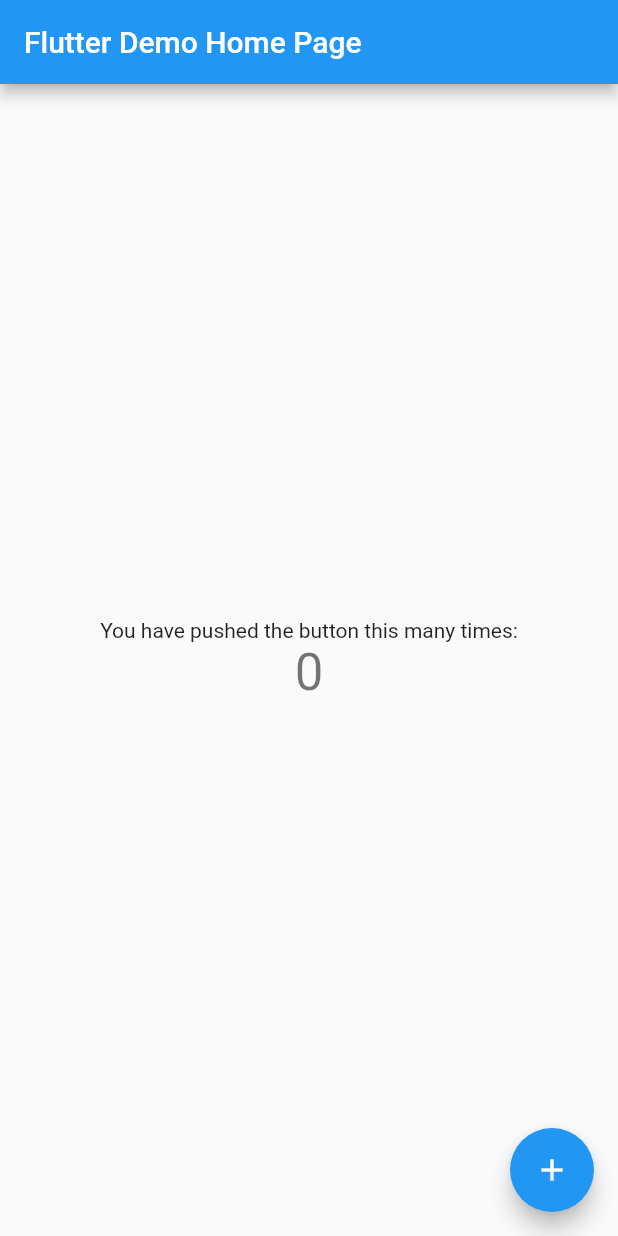
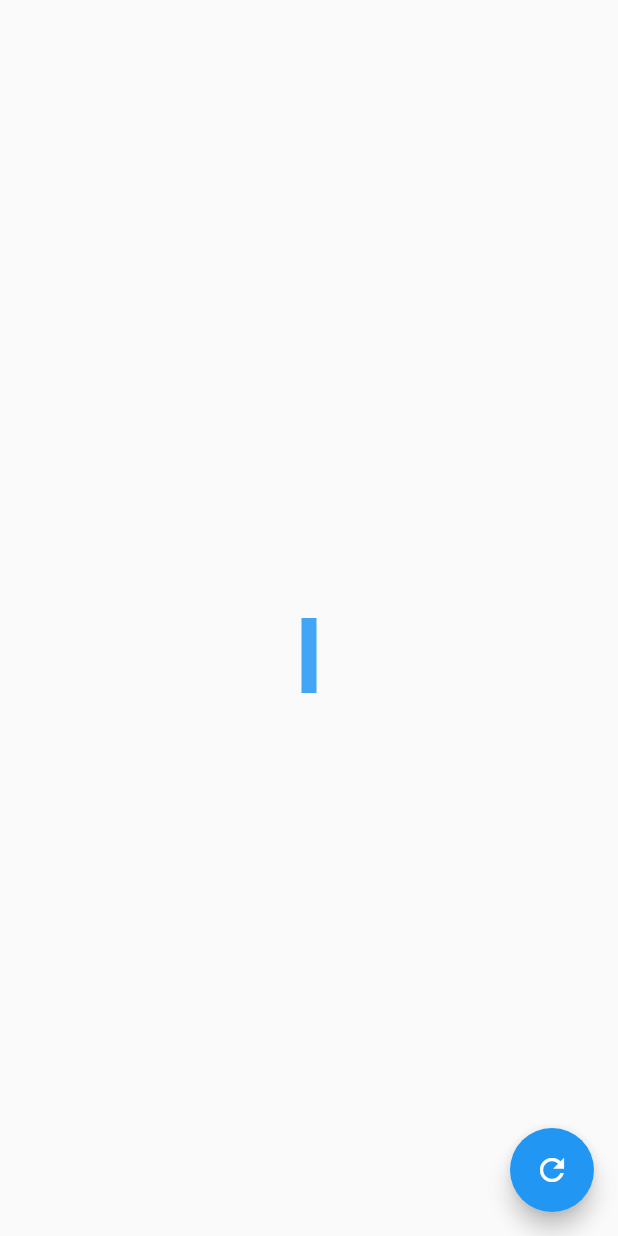
Before and after one commit to AgentTango/flutter-reference, a Flutter app: the screen it shows after launch, on a phone screen of 412 x 824 dp. Run offline on Flutter 3.47's test engine with Material 2 defaults, Android fonts, the phone set to English and light mode, and no system bars; missing offline and left inert: flute_music_player.

```diff
--- /dev/null
+++ b/animation_practice/lib/bar.dart
@@ -0,0 +1 @@
+import 'dart:ui';
--- /dev/null
+++ b/animation_practice/lib/bar_chart_painter.dart
@@ -0,0 +1,28 @@
+import 'package:flutter/material.dart';
+
+class BarChartPainter extends CustomPainter {
+  static const barWidth = 10.0;
+
+  BarChartPainter(this.barHeight);
+
+  final double barHeight;
+
+  @override
+  void paint(Canvas canvas, Size size) {
+    final paint = Paint()
+      ..color = Colors.blue[400]
+      ..style = PaintingStyle.fill;
+    canvas.drawRect(
+      Rect.fromLTWH(
+        (size.width - barWidth) / 2,
+        size.height - barHeight,
+        barWidth,
+        barHeight,
+      ),
+      paint,
+    );
+  }
+
+  @override
+  bool shouldRepaint(BarChartPainter old) => barHeight != old.barHeight;
+}
--- a/animation_practice/lib/main.dart
+++ b/animation_practice/lib/main.dart
@@ -1,109 +1,82 @@
+import 'dart:math';
+import 'dart:ui' show lerpDouble;
+
+import 'package:flutter/animation.dart';
 import 'package:flutter/material.dart';
 
-void main() => runApp(new MyApp());
+import 'bar_chart_painter.dart';
 
-class MyApp extends StatelessWidget {
-  // This widget is the root of your application.
-  @override
-  Widget build(BuildContext context) {
-    return new MaterialApp(
-      title: 'Flutter Demo',
-      theme: new ThemeData(
-        // This is the theme of your application.
-        //
-        // Try running your application with "flutter run". You'll see the
-        // application has a blue toolbar. Then, without quitting the app, try
-        // changing the primarySwatch below to Colors.green and then invoke
-        // "hot reload" (press "r" in the console where you ran "flutter run",
-        // or press Run > Flutter Hot Reload in IntelliJ). Notice that the
-        // counter didn't reset back to zero; the application is not restarted.
-        primarySwatch: Colors.blue,
-      ),
-      home: new MyHomePage(title: 'Flutter Demo Home Page'),
-    );
-  }
+void main() {
+  runApp(MaterialApp(
+    home: ChartPage(),
+    debugShowCheckedModeBanner: false,
+  ));
 }
 
-class MyHomePage extends StatefulWidget {
-  MyHomePage({Key key, this.title}) : super(key: key);
+class ChartPage extends StatefulWidget {
+  @override
+  ChartPageState createState() => ChartPageState();
+}
 
-  // This widget is the home page of your application. It is stateful, meaning
-  // that it has a State object (defined below) that contains fields that affect
-  // how it looks.
+class ChartPageState extends State<ChartPage> with TickerProviderStateMixin {
+  final random = Random();
+  int dataSet = 50;
 
-  // This class is the configuration for the state. It holds the values (in this
-  // case the title) provided by the parent (in this case the App widget) and
-  // used by the build method of the State. Fields in a Widget subclass are
-  // always marked "final".
-
-  final String title;
+  AnimationController animation;
+  double startHeight;
+  double currentHeight;
+  double endHeight;
 
   @override
-  _MyHomePageState createState() => new _MyHomePageState();
-}
+  void initState() {
+    super.initState();
+    animation = AnimationController(
+      duration: const Duration(milliseconds: 300),
+      vsync: this,
+    )..addListener(() {
+        setState(() {
+          currentHeight = lerpDouble(
+            startHeight,
+            endHeight,
+            animation.value,
+          );
+        });
+      });
+    startHeight = 0.0;
+    currentHeight = 0.0;
+    endHeight = dataSet.toDouble();
+    animation.forward();
+  }
 
-class _MyHomePageState extends State<MyHomePage> {
-  int _counter = 0;
+  @override
+  void dispose() {
+    animation.dispose();
+    super.dispose();
+  }
 
-  void _incrementCounter() {
+  void changeData() {
     setState(() {
-      // This call to setState tells the Flutter framework that something has
-      // changed in this State, which causes it to rerun the build method below
-      // so that the display can reflect the updated values. If we changed
-      // _counter without calling setState(), then the build method would not be
-      // called again, and so nothing would appear to happen.
-      _counter++;
+      startHeight = currentHeight;
+      dataSet = random.nextInt(100);
+      endHeight = dataSet.toDouble();
+      animation.forward(from: 0.0);
     });
   }
 
   @override
   Widget build(BuildContext context) {
-    // This method is rerun every time setState is called, for instance as done
-    // by the _incrementCounter method above.
-    //
-    // The Flutter framework has been optimized to make rerunning build methods
-    // fast, so that you can just rebuild anything that needs updating rather
-    // than having to individually change instances of widgets.
-    return new Scaffold(
-      appBar: new AppBar(
-        // Here we take the value from the MyHomePage object that was created by
-        // the App.build method, and use it to set our appbar title.
-        title: new Text(widget.title),
-      ),
-      body: new Center(
-        // Center is a layout widget. It takes a single child and positions it
-        // in the middle of the parent.
-        child: new Column(
-          // Column is also layout widget. It takes a list of children and
-          // arranges them vertically. By default, it sizes itself to fit its
-          // children horizontally, and tries to be as tall as its parent.
-          //
-          // Invoke "debug paint" (press "p" in the console where you ran
-          // "flutter run", or select "Toggle Debug Paint" from the Flutter tool
-          // window in IntelliJ) to see the wireframe for each widget.
-          //
-          // Column has various properties to control how it sizes itself and
-          // how it positions its children. Here we use mainAxisAlignment to
-          // center the children vertically; the main axis here is the vertical
-          // axis because Columns are vertical (the cross axis would be
-          // horizontal).
-          mainAxisAlignment: MainAxisAlignment.center,
-          children: <Widget>[
-            new Text(
-              'You have pushed the button this many times:',
-            ),
-            new Text(
-              '$_counter',
-              style: Theme.of(context).textTheme.display1,
-            ),
-          ],
+    // TODO: implement build
+    return Scaffold(
+      body: Center(
+        child: CustomPaint(
+          size: Size(200.0, 100.0),
+          painter: BarChartPainter(dataSet.toDouble()),
         ),
       ),
-      floatingActionButton: new FloatingActionButton(
-        onPressed: _incrementCounter,
-        tooltip: 'Increment',
-        child: new Icon(Icons.add),
-      ), // This trailing comma makes auto-formatting nicer for build methods.
+      floatingActionButton: FloatingActionButton(
+        child: Icon(Icons.refresh),
+        onPressed: changeData,
+      ),
     );
   }
 }
```
Also changed, not shown: animation_practice/lib/tween.dart (added, +8 -0 lines).
